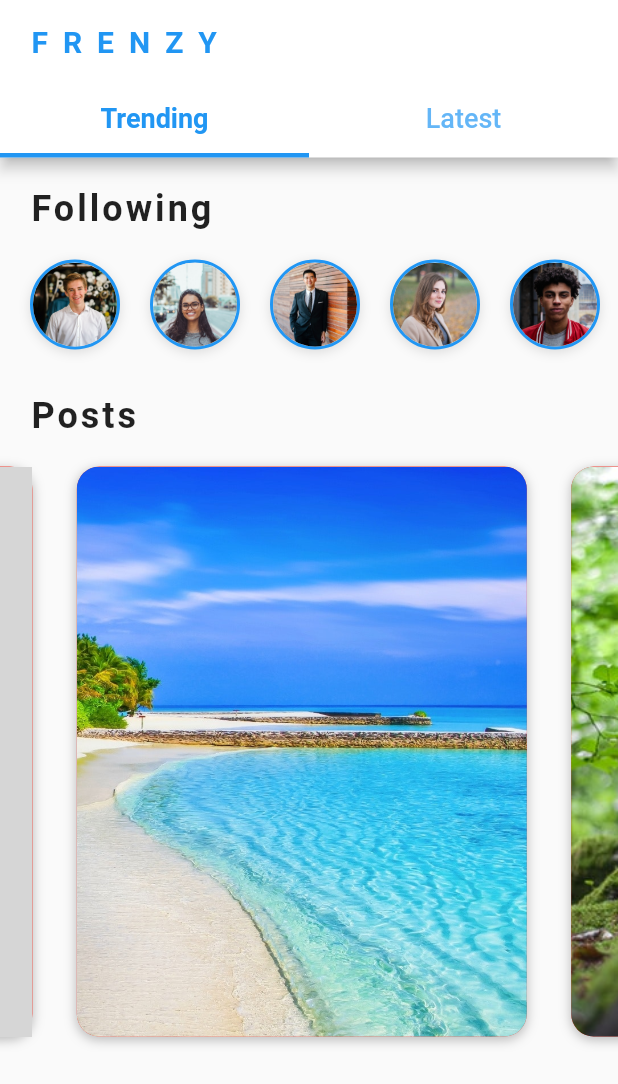
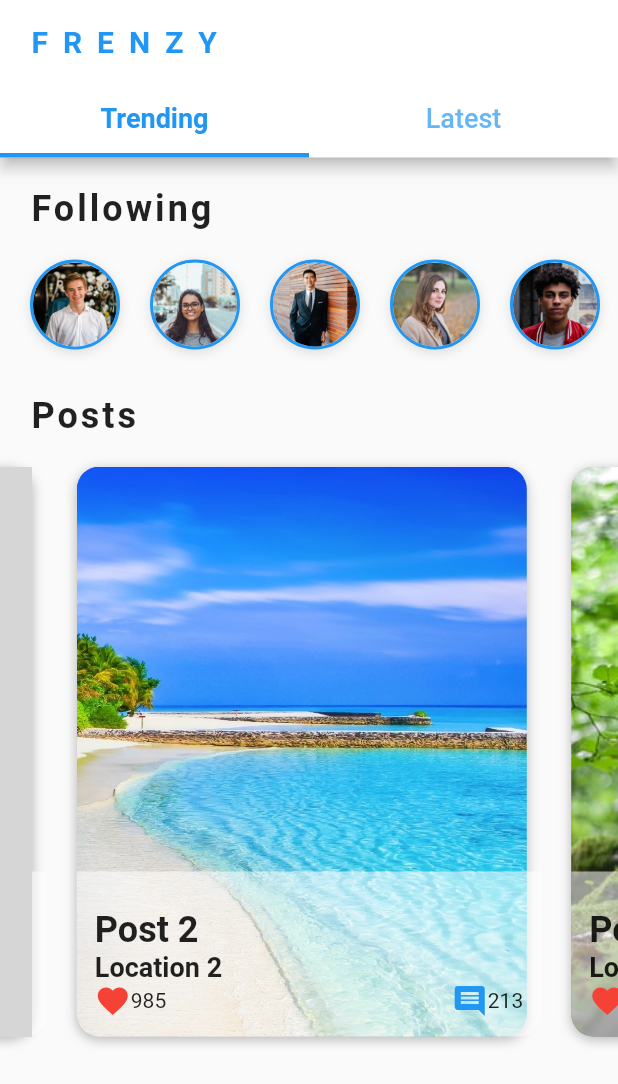
Before and after one commit to Allename/flutter_social_ui, a Flutter app: the HomeScreen screen opened directly, swiped to page 3, on a phone screen of 412 x 824 dp. Shown: the top 1084 px of the screen. Run offline on Flutter 3.47's test engine with Material 2 defaults, Android fonts, the phone set to English and light mode, and no system bars; grey boxes are pictures that could not be loaded.

Commit message:
feat: update

```diff
--- a/lib/widgets/posts_carousel.dart
+++ b/lib/widgets/posts_carousel.dart
@@ -15,7 +15,6 @@ class PostsCarousel extends StatelessWidget {
         Container(
           margin: EdgeInsets.all(10.0),
           decoration: BoxDecoration(
-            color: Colors.red,
             borderRadius: BorderRadius.circular(15.0),
             boxShadow: [
               BoxShadow(
@@ -32,6 +31,65 @@ class PostsCarousel extends StatelessWidget {
               width: 300.0,
               image: AssetImage(post.imageUrl),
               fit: BoxFit.cover,
+            ),
+          ),
+        ),
+        Positioned(
+          left: 10.0,
+          bottom: 10.0,
+          right: 10.0,
+          child: Container(
+            padding: EdgeInsets.all(12.0),
+            height: 110.0,
+            decoration: BoxDecoration(
+              color: Colors.white54,
+              borderRadius: BorderRadius.only(
+                bottomLeft: Radius.circular(15.0),
+                bottomRight: Radius.circular(15.0),
+              ),
+            ),
+            child: Column(
+              mainAxisAlignment: MainAxisAlignment.end,
+              crossAxisAlignment: CrossAxisAlignment.start,
+              children: <Widget>[
+                Text(
+                  post.title,
+                  style: TextStyle(
+                    fontSize: 24.0,
+                    fontWeight: FontWeight.bold,
+                  ),
+                ),
+                Text(
+                  post.location,
+                  style: TextStyle(
+                    fontSize: 18.0,
+                    fontWeight: FontWeight.w600,
+                  ),
+                ),
+                Row(
+                  mainAxisAlignment: MainAxisAlignment.spaceBetween,
+                  children: <Widget>[
+                    Row(
+                      children: <Widget>[
+                        Icon(
+                          Icons.favorite,
+                          color: Colors.red,
+                        ),
+                        Text(post.likes.toString()),
+                      ],
+                    ),
+                    Row(
+                      children: <Widget>[
+                        Icon(
+                          Icons.comment,
+                          color: Theme.of(context).primaryColor,
+                        ),
+                        Text(post.comments.toString()),
+                      ],
+                    ),
+                  ],
+                ),
+              ],
             ),
           ),
         ),
```
